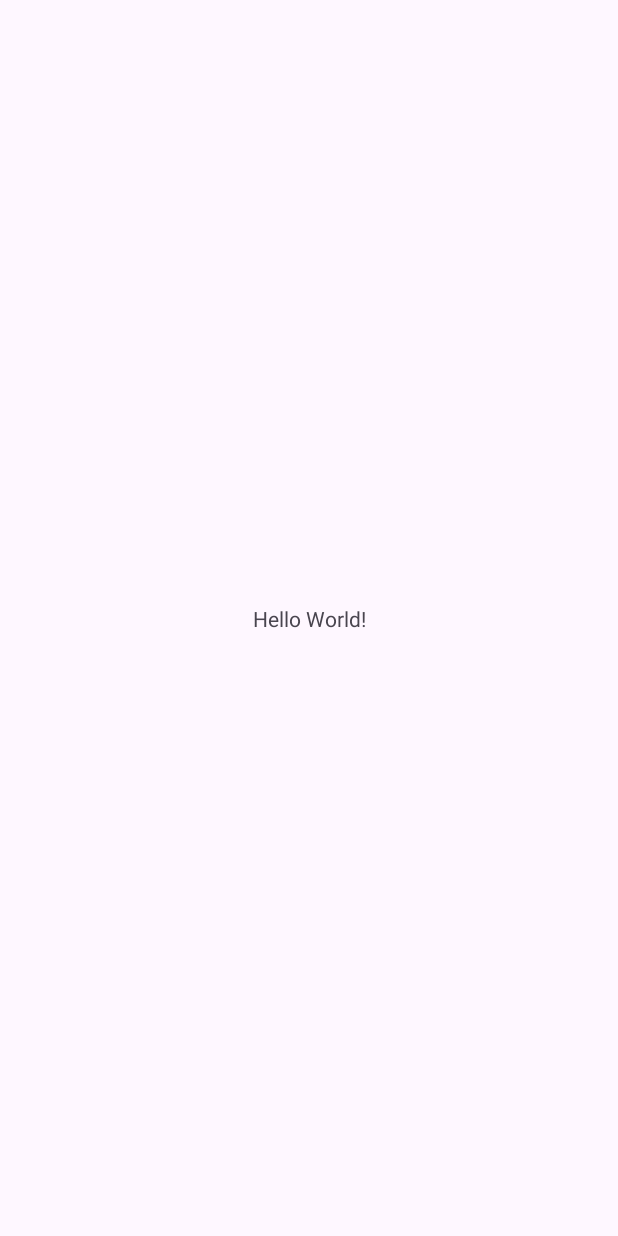
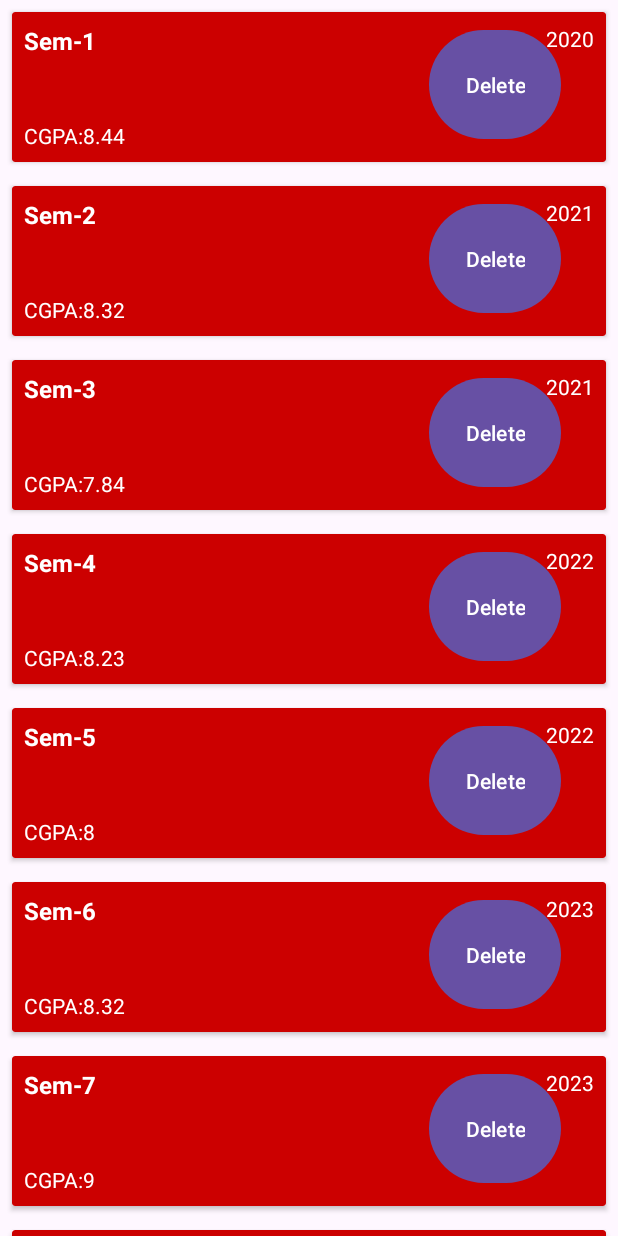
Before and after one commit to keshavop/Android-Apps-CSE-226, an Android app: the screen it shows after launch (MainActivity), on a phone screen of 412 x 824 dp. Before the commit the screen is almost empty. Run offline under Robolectric (Android 15) with nearby library versions, the phone set to English and light mode, and no system bars.

Commit message:
Recycler View App

```diff
--- a/RecyclerApp/app/src/main/java/com/example/recyclerapp/MainActivity.kt
+++ b/RecyclerApp/app/src/main/java/com/example/recyclerapp/MainActivity.kt
@@ -2,10 +2,36 @@ package com.example.recyclerapp
 
 import androidx.appcompat.app.AppCompatActivity
 import android.os.Bundle
+import androidx.recyclerview.widget.DefaultItemAnimator
+import androidx.recyclerview.widget.LinearLayoutManager
+import androidx.recyclerview.widget.RecyclerView
 
 class MainActivity : AppCompatActivity() {
+
+    lateinit var adap:RecyclerAdapterDemo
+    var list = ArrayList<MyDataModel1>()
     override fun onCreate(savedInstanceState: Bundle?) {
         super.onCreate(savedInstanceState)
         setContentView(R.layout.activity_main)
+
+        val rv: RecyclerView = findViewById(R.id.recyclerView)
+        val layoutManager =LinearLayoutManager(applicationContext)
+        rv.layoutManager = (layoutManager)
+        rv.itemAnimator = DefaultItemAnimator()
+        adap = RecyclerAdapterDemo(list)
+        rv.adapter = adap
+        call()
+    }
+    fun call(){
+        list.add(MyDataModel1("Sem-1","CGPA:8.44","2020"))
+        list.add(MyDataModel1("Sem-2","CGPA:8.32","2021"))
+        list.add(MyDataModel1("Sem-3","CGPA:7.84","2021"))
+        list.add(MyDataModel1("Sem-4","CGPA:8.23","2022"))
+        list.add(MyDataModel1("Sem-5","CGPA:8","2022"))
+        list.add(MyDataModel1("Sem-6","CGPA:8.32","2023"))
+        list.add(MyDataModel1("Sem-7","CGPA:9","2023"))
+        list.add(MyDataModel1("Sem-8","CGPA:10","2024"))
+
+        adap.notifyDataSetChanged()
     }
 }
--- /dev/null
+++ b/RecyclerApp/app/src/main/java/com/example/recyclerapp/MyDataModel1.kt
@@ -0,0 +1,22 @@
+package com.example.recyclerapp
+
+class MyDataModel1(title: String?, genre: String?, year: String?)
+{
+    private var title: String
+    private var genre: String
+    private var year: String
+    init {
+        this.title = title!!
+        this.genre = genre!!
+        this.year = year!!
+    }
+    fun getTitle(): String? {
+        return title
+    }
+    fun getYear(): String? {
+        return year
+    }
+    fun getGenre(): String? {
+        return genre
+    }
+}
--- /dev/null
+++ b/RecyclerApp/app/src/main/java/com/example/recyclerapp/RecyclerAdapterDemo.kt
@@ -0,0 +1,48 @@
+package com.example.recyclerapp
+
+import android.view.LayoutInflater
+import android.view.View
+import android.view.ViewGroup
+import android.widget.Button
+import android.widget.TextView
+import androidx.recyclerview.widget.RecyclerView
+
+class RecyclerAdapterDemo(var list:MutableList<MyDataModel1>): RecyclerView.Adapter<RecyclerAdapterDemo.MyDemoHolder>()
+{
+    class MyDemoHolder(itemView: View) : RecyclerView.ViewHolder(itemView)
+    {
+        var title:TextView=itemView.findViewById(R.id.title)
+        var general:TextView=itemView.findViewById(R.id.genre)
+        var year:TextView=itemView.findViewById(R.id.year)
+
+        var deleteBtn: Button = itemView.findViewById(R.id.delete_btn)
+    }
+    override fun onCreateViewHolder(parent: ViewGroup, viewType: Int): MyDemoHolder {
+        val inflater=LayoutInflater.from(parent.context)
+            .inflate(R.layout.recycler_layout,
+                parent,false)
+        return MyDemoHolder(inflater)
+
+    }
+    override fun getItemCount(): Int {
+        return list.size
+    }
+    override fun onBindViewHolder
+                (holder: MyDemoHolder, position: Int)
+    {
+        val data=list[position]
+        holder.title.text=data.getTitle()
+        holder.general.text=data.getGenre()
+        holder.year.text=data.getYear()
+
+        holder.deleteBtn.setOnClickListener{
+            holder.title.text = ""
+            holder.general.text = ""
+            holder.year.text =""
+            list.removeAt(position)
+            notifyDataSetChanged()
+        }
+
+    }
+
+}
--- a/RecyclerApp/app/src/main/res/layout/activity_main.xml
+++ b/RecyclerApp/app/src/main/res/layout/activity_main.xml
@@ -1,18 +1,13 @@
 <?xml version="1.0" encoding="utf-8"?>
-<androidx.constraintlayout.widget.ConstraintLayout xmlns:android="http://schemas.android.com/apk/res/android"
+<LinearLayout xmlns:android="http://schemas.android.com/apk/res/android"
     xmlns:app="http://schemas.android.com/apk/res-auto"
     xmlns:tools="http://schemas.android.com/tools"
     android:layout_width="match_parent"
     android:layout_height="match_parent"
+    android:orientation="vertical"
     tools:context=".MainActivity">
-
-    <TextView
-        android:layout_width="wrap_content"
-        android:layout_height="wrap_content"
-        android:text="Hello World!"
-        app:layout_constraintBottom_toBottomOf="parent"
-        app:layout_constraintEnd_toEndOf="parent"
-        app:layout_constraintStart_toStartOf="parent"
-        app:layout_constraintTop_toTopOf="parent" />
-
-</androidx.constraintlayout.widget.ConstraintLayout>
+    <androidx.recyclerview.widget.RecyclerView
+        android:id="@+id/recyclerView"
+        android:layout_width="match_parent"
+        android:layout_height="match_parent" />
+</LinearLayout>
--- a/RecyclerApp/app/src/main/res/layout/recycler_layout.xml
+++ b/RecyclerApp/app/src/main/res/layout/recycler_layout.xml
@@ -1,11 +1,47 @@
 <?xml version="1.0" encoding="utf-8"?>
 <androidx.cardview.widget.CardView xmlns:android="http://schemas.android.com/apk/res/android"
     android:layout_width="match_parent"
-    android:layout_height="100dp">
-
+    android:layout_height="100dp"
+    xmlns:app="http://schemas.android.com/apk/res-auto"
+    android:layout_margin="8dp"
+    app:cardBackgroundColor="@android:color/holo_red_dark">
     <RelativeLayout
         android:layout_width="match_parent"
-        android:layout_height="match_parent">
+        android:layout_height="match_parent"
+        android:padding="8dp">
+        <TextView
+            android:id="@+id/title"
+            android:layout_width="match_parent"
+            android:layout_height="wrap_content"
+            android:layout_alignParentStart="true"
+            android:layout_toStartOf="@+id/year"
+            android:textColor="@android:color/white"
+            android:textSize="16sp"
+            android:textStyle="bold" />
+        <TextView
+            android:id="@+id/year"
+            android:layout_width="wrap_content"
+            android:layout_height="wrap_content"
+            android:layout_alignParentEnd="true"
+            android:textColor="@android:color/white" />
+        <TextView
+            android:id="@+id/genre"
+            android:layout_width="match_parent"
+            android:layout_height="wrap_content"
+            android:layout_alignParentBottom="true"
+            android:textColor="@android:color/white" />
 
+        <Button
+            android:id="@+id/delete_btn"
+            android:layout_width="wrap_content"
+            android:layout_height="match_parent"
+            android:layout_alignParentEnd="true"
+            android:layout_alignParentBottom="true"
+            android:layout_marginEnd="22dp"
+            android:layout_marginBottom="3dp"
+            android:text="Delete"></Button>
     </RelativeLayout>
+
+
+
 </androidx.cardview.widget.CardView>
```
